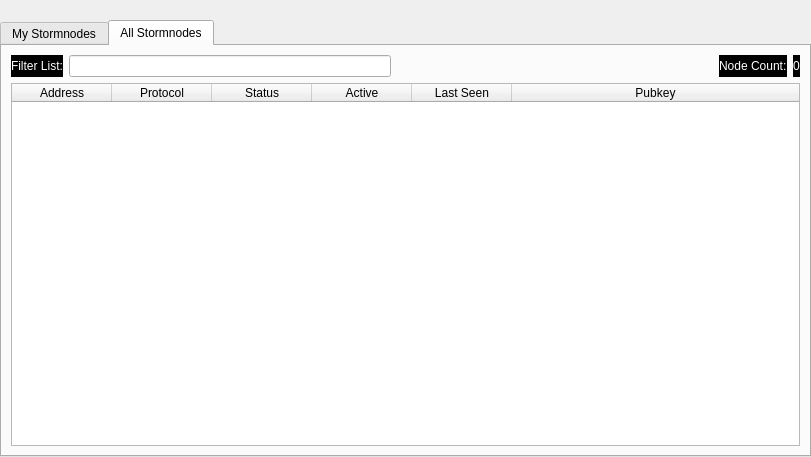
Above: src/qt/forms/stormnodelist.ui from duality-solutions/Dynamic before the change. Below: the same form after it.
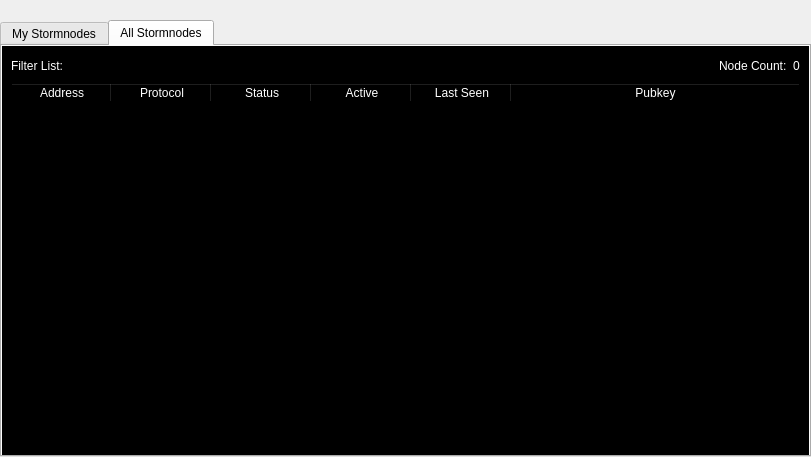
That is the form after the change. The open tabs and pages were chosen to show the change.

Commit message: Further stormnodelist.ui style changes

```diff
--- a/src/qt/forms/stormnodelist.ui
+++ b/src/qt/forms/stormnodelist.ui
@@ -212,6 +212,10 @@
         </layout>
        </widget>
        <widget class="QWidget" name="tabAllStormnodes">
+        <property name="styleSheet">
+         <string notr="true">background-color: rgb(0, 0, 0);
+color: rgb(255, 255, 255);</string>
+        </property>
         <attribute name="title">
          <string>All Stormnodes</string>
         </attribute>
```
Left out of the diff: 6 changed lines with no effect on the pictures.
